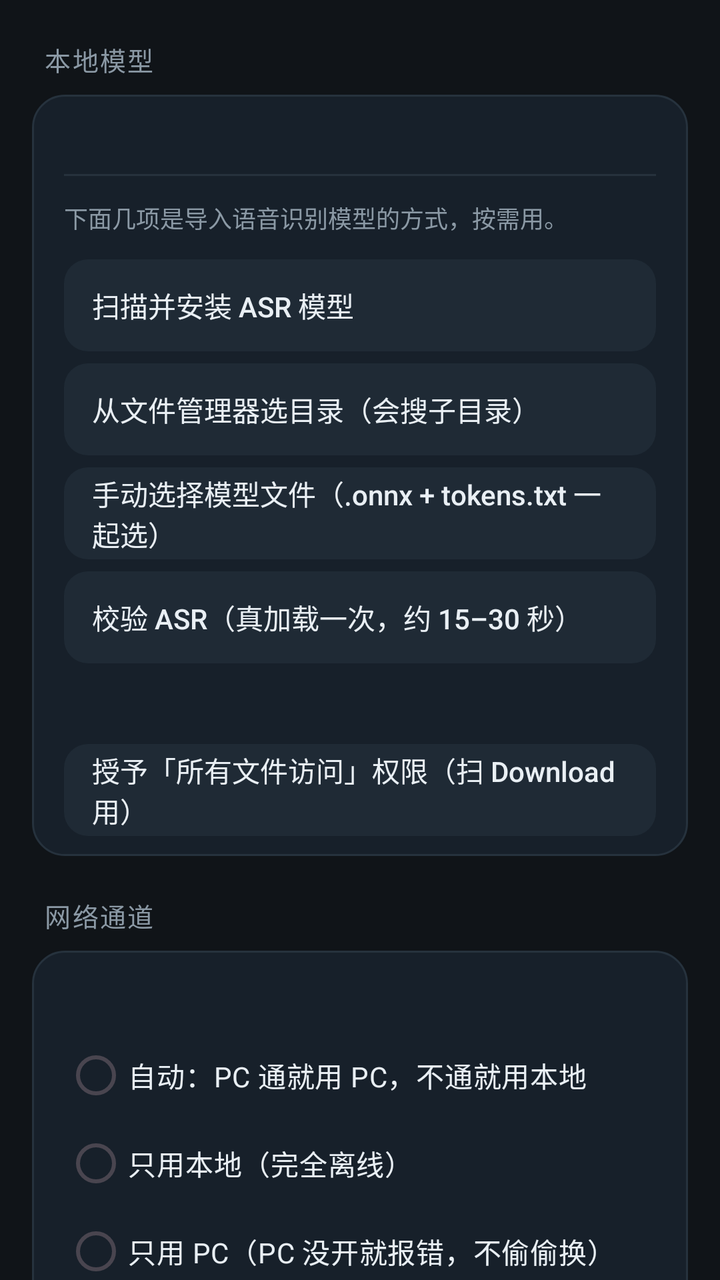
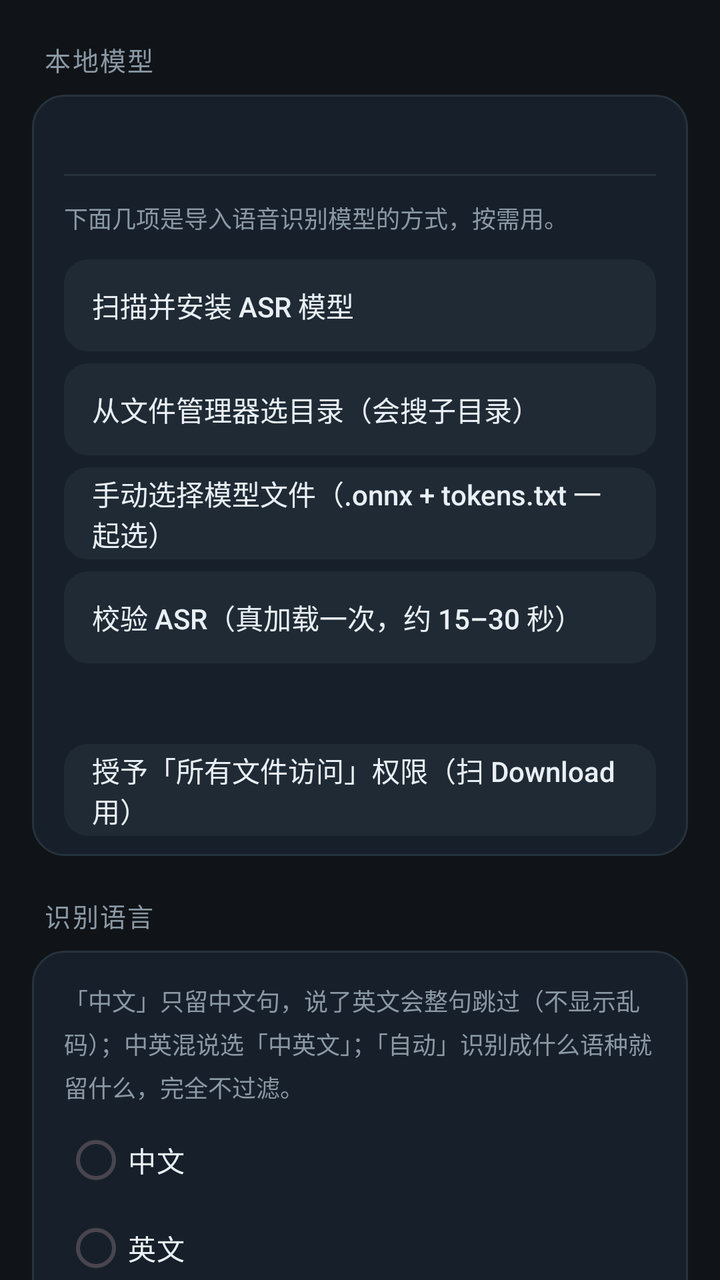

Compare the two renders of this Android layout. The source of the first and the diff that turns it into the second are given below.
<!-- AndroidManifest.xml: application theme Theme.LoudSpeak -->
<!-- res/layout/settings_model.xml -->
<?xml version="1.0" encoding="utf-8"?>
<ScrollView xmlns:android="http://schemas.android.com/apk/res/android"
    android:layout_width="match_parent"
    android:layout_height="match_parent"
    android:fillViewport="true"
    android:scrollbars="none">

    <LinearLayout
        android:layout_width="match_parent"
        android:layout_height="wrap_content"
        android:orientation="vertical"
        android:paddingLeft="16dp"
        android:paddingRight="16dp"
        android:paddingBottom="32dp">

        <TextView style="@style/SetSection" android:text="本地模型" />

        <LinearLayout style="@style/SetCard">

            <TextView
                android:id="@+id/tvModelStatus"
                android:layout_width="match_parent"
                android:layout_height="wrap_content"
                android:lineSpacingMultiplier="1.35"
                android:paddingTop="12dp"
                android:paddingBottom="6dp"
                android:textColor="@color/s_text"
                android:textSize="13sp" />

            <View style="@style/SetDivider" />

            <TextView
                style="@style/SetDesc"
                android:paddingTop="12dp"
                android:paddingBottom="6dp"
                android:text="下面几项是导入语音识别模型的方式，按需用。" />

            <androidx.appcompat.widget.AppCompatButton
                android:id="@+id/btnScan"
                style="@style/SetBtn"
                android:text="扫描并安装 ASR 模型" />

            <androidx.appcompat.widget.AppCompatButton
                android:id="@+id/btnSaf"
                style="@style/SetBtn"
                android:text="从文件管理器选目录（会搜子目录）" />

            <androidx.appcompat.widget.AppCompatButton
                android:id="@+id/btnPick"
                style="@style/SetBtn"
                android:text="手动选择模型文件（.onnx + tokens.txt 一起选）" />

            <androidx.appcompat.widget.AppCompatButton
                android:id="@+id/btnCheck"
                style="@style/SetBtn"
                android:text="校验 ASR（真加载一次，约 15–30 秒）" />

            <TextView
                android:id="@+id/tvPerm"
                style="@style/SetDesc"
                android:paddingTop="10dp" />

            <androidx.appcompat.widget.AppCompatButton
                android:id="@+id/btnPerm"
                style="@style/SetBtn"
                android:text="授予「所有文件访问」权限（扫 Download 用）" />
        </LinearLayout>

        <TextView style="@style/SetSection" android:text="网络通道" />

        <LinearLayout style="@style/SetCard">

            <TextView
                android:id="@+id/tvNetStatus"
                style="@style/SetDesc"
                android:paddingTop="12dp" />

            <RadioGroup
                android:id="@+id/rgNet"
                android:layout_width="match_parent"
                android:layout_height="wrap_content"
                android:orientation="vertical">

                <RadioButton
                    android:id="@+id/rbNetAuto"
                    style="@style/SetRadio"
                    android:text="自动：PC 通就用 PC，不通就用本地" />

                <RadioButton
                    android:id="@+id/rbNetLocal"
                    style="@style/SetRadio"
                    android:text="只用本地（完全离线）" />

                <RadioButton
                    android:id="@+id/rbNetPc"
                    style="@style/SetRadio"
                    android:text="只用 PC（PC 没开就报错，不偷偷换）" />
            </RadioGroup>

            <View style="@style/SetDivider" />

            <LinearLayout style="@style/SetRow">
                <LinearLayout
                    android:layout_width="0dp"
                    android:layout_height="wrap_content"
                    android:layout_weight="1"
                    android:orientation="vertical">

                    <TextView style="@style/SetTitle" android:text="PC 地址" />
                    <TextView
                        android:id="@+id/tvPcAddr"
                        style="@style/SetDesc" />
                </LinearLayout>

                <androidx.appcompat.widget.AppCompatButton
                    android:id="@+id/btnPcIp"
                    style="@style/SetBtn"
                    android:layout_width="wrap_content"
                    android:layout_marginTop="0dp"
                    android:text="改 IP" />
            </LinearLayout>

            <View style="@style/SetDivider" />

            <LinearLayout style="@style/SetRow">
                <LinearLayout
                    android:layout_width="0dp"
                    android:layout_height="wrap_content"
                    android:layout_weight="1"
                    android:orientation="vertical">

                    <TextView style="@style/SetTitle" android:text="用家里 PC 的大模型判定" />
                    <TextView
                        style="@style/SetDesc"
                        android:text="关着的时候，判定在手机上离线做完，录音和文字都不出手机。&#10;打开后，每次判定会把「这次的句子文字」发给上面的 PC，PC 上的大模型判完回结果；PC 没开、断了、超时，都自动退回手机本地规则，不会卡住也不会报错。" />
                </LinearLayout>

                <Switch
                    android:id="@+id/swPcJudge"
                    style="@style/SetSwitch" />
            </LinearLayout>

            <androidx.appcompat.widget.AppCompatButton
                android:id="@+id/btnPcJudgeTest"
                style="@style/SetBtn"
                android:layout_marginTop="0dp"
                android:text="测试 PC 判定（发两句样例试试）" />

            <TextView
                style="@style/SetDesc"
                android:paddingTop="8dp"
                android:text="⚠ 只有这一项会把数据发到局域网里的 PC（只发本次句子文字，不发录音）。想要「数据绝不出手机」，把开关关掉即可，关掉后 App 一次网络请求都不会发。" />
        </LinearLayout>

        <TextView style="@style/SetSection" android:text="其它" />

        <LinearLayout style="@style/SetCard">
            <androidx.appcompat.widget.AppCompatButton
                android:id="@+id/btnSelf"
                style="@style/SetBtn"
                android:layout_marginTop="12dp"
                android:text="系统自检（内存 / 存储 / 麦克风）" />

            <androidx.appcompat.widget.AppCompatButton
                android:id="@+id/btnCapture"
                style="@style/SetBtn"
                android:text="采集验证（预览 / 录制 / 实测分辨率）" />

            <androidx.appcompat.widget.AppCompatButton
                android:id="@+id/btnErr"
                style="@style/SetBtn"
                android:text="错误报告（调试用）" />
        </LinearLayout>
    </LinearLayout>
</ScrollView>
<!-- resources referenced by this layout -->
<resources>
  <color name="s_text">#FFE9EFF4</color>
  <style name="SetDesc">
          <item name="android:layout_width">match_parent</item>
          <item name="android:layout_height">wrap_content</item>
          <item name="android:textColor">@color/s_text2</item>
          <item name="android:textSize">12sp</item>
          <item name="android:lineSpacingMultiplier">1.25</item>
          <item name="android:paddingTop">3dp</item>
          <item name="android:paddingBottom">8dp</item>
      </style>
  <style name="SetDivider">
          <item name="android:layout_width">match_parent</item>
          <item name="android:layout_height">1dp</item>
          <item name="android:background">@color/s_stroke</item>
      </style>
  <style name="SetRadio">
          <item name="android:layout_width">match_parent</item>
          <item name="android:layout_height">wrap_content</item>
          <item name="android:textColor">@color/s_text</item>
          <item name="android:textSize">14sp</item>
          <item name="android:minHeight">44dp</item>
          <item name="android:buttonTint">@color/s_accent</item>
      </style>
  <style name="SetRow">
          <item name="android:layout_width">match_parent</item>
          <item name="android:layout_height">wrap_content</item>
          <item name="android:orientation">horizontal</item>
          <item name="android:gravity">center_vertical</item>
          <item name="android:minHeight">54dp</item>
          <item name="android:paddingTop">10dp</item>
          <item name="android:paddingBottom">10dp</item>
      </style>
  <style name="SetSwitch">
          <item name="android:layout_width">wrap_content</item>
          <item name="android:layout_height">wrap_content</item>
          <item name="android:layout_marginStart">8dp</item>
          <item name="android:thumbTint">@color/s_accent</item>
      </style>
  <style name="SetTitle">
          <item name="android:layout_width">wrap_content</item>
          <item name="android:layout_height">wrap_content</item>
          <item name="android:textColor">@color/s_text</item>
          <item name="android:textSize">15sp</item>
      </style>
  <style name="Theme.LoudSpeak" parent="Theme.Material3.DayNight.NoActionBar">
          <item name="android:colorBackground">@color/bg</item>
          <item name="colorPrimary">@color/accent</item>
          <item name="colorOnPrimary">@color/black</item>
          
          <item name="android:windowFullscreen">true</item>
          <item name="android:windowLayoutInDisplayCutoutMode">shortEdges</item>
          
          <item name="materialButtonStyle">@style/LSButton</item>
      </style>
  <!-- drawable bg_card (drawable) -->
  <?xml version="1.0" encoding="utf-8"?>
  <shape xmlns:android="http://schemas.android.com/apk/res/android" android:shape="rectangle">
      <solid android:color="@color/s_card" />
      <corners android:radius="16dp" />
      <stroke android:width="1dp" android:color="@color/s_stroke" />
  </shape>
  <color name="s_text2">#FF8B99A5</color>
  <color name="s_stroke">#FF26323D</color>
  <color name="s_accent">#FF4FA3FF</color>
  <color name="bg">#FF101418</color>
  <color name="accent">#FF4CAF50</color>
  <color name="black">#FF000000</color>
  <style name="LSButton" parent="Widget.Material3.Button">
          <item name="backgroundTint">@color/btn_bg</item>
          <item name="android:textColor">@color/btn_text</item>
      </style>
  <color name="s_card_dis">#FF1A2129</color>
  <color name="s_card_press">#FF2C3A48</color>
  <color name="s_card_soft">#FF1F2A35</color>
  <color name="s_card">#FF17202A</color>
  <!-- unchanged entries left out for length: 4 -->
</resources>

<!-- the commit's change to res/layout/settings_model.xml (unified diff, before → after) -->
@@ -66,6 +66,43 @@
                 android:text="授予「所有文件访问」权限（扫 Download 用）" />
         </LinearLayout>
 
+        <TextView style="@style/SetSection" android:text="识别语言" />
+
+        <LinearLayout style="@style/SetCard">
+            <TextView
+                style="@style/SetDesc"
+                android:paddingTop="12dp"
+                android:paddingBottom="6dp"
+                android:text="「中文」只留中文句，说了英文会整句跳过（不显示乱码）；中英混说选「中英文」；「自动」识别成什么语种就留什么，完全不过滤。" />
+
+            <RadioGroup
+                android:id="@+id/rgLang"
+                android:layout_width="match_parent"
+                android:layout_height="wrap_content"
+                android:orientation="vertical">
+
+                <RadioButton
+                    android:id="@+id/rbLangZh"
+                    style="@style/SetRadio"
+                    android:text="中文" />
+
+                <RadioButton
+                    android:id="@+id/rbLangEn"
+                    style="@style/SetRadio"
+                    android:text="英文" />
+
+                <RadioButton
+                    android:id="@+id/rbLangAuto"
+                    style="@style/SetRadio"
+                    android:text="中英文" />
+
+                <RadioButton
+                    android:id="@+id/rbLangRaw"
+                    style="@style/SetRadio"
+                    android:text="自动" />
+            </RadioGroup>
+        </LinearLayout>
+
         <TextView style="@style/SetSection" android:text="网络通道" />
 
         <LinearLayout style="@style/SetCard">
